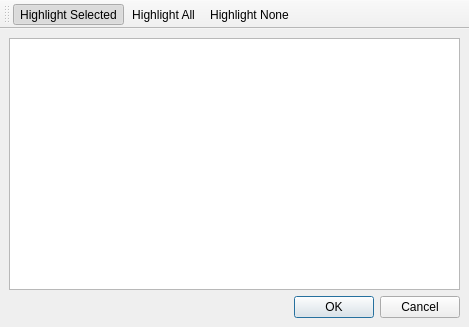
First picture: the form in src/Editor/WorldEditor/CPoiMapEditDialog.ui, repository AxioDL/PrimeWorldEditor, before the edit.
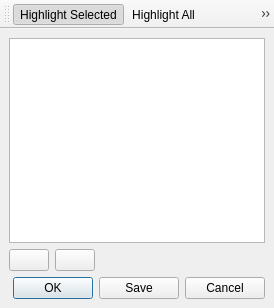
Second picture: the form after the edit. Icons and pictures are not drawn.

The edit to the form file:
```diff
--- a/src/Editor/WorldEditor/CPoiMapEditDialog.ui
+++ b/src/Editor/WorldEditor/CPoiMapEditDialog.ui
@@ -6,8 +6,8 @@
    <rect>
     <x>0</x>
     <y>0</y>
-    <width>469</width>
-    <height>327</height>
+    <width>274</width>
+    <height>308</height>
    </rect>
   </property>
   <property name="windowTitle">
@@ -28,10 +28,55 @@
       </property>
      </widget>
     </item>
+    <item>
+     <layout class="QHBoxLayout" name="horizontalLayout">
+      <item>
+       <widget class="QPushButton" name="AddMeshButton">
+        <property name="text">
+         <string/>
+        </property>
+        <property name="icon">
+         <iconset resource="../Icons.qrc">
+          <normaloff>:/icons/Plus.png</normaloff>:/icons/Plus.png</iconset>
+        </property>
+        <property name="checkable">
+         <bool>true</bool>
+        </property>
+       </widget>
+      </item>
+      <item>
+       <widget class="QPushButton" name="RemoveMeshButton">
+        <property name="text">
+         <string/>
+        </property>
+        <property name="icon">
+         <iconset resource="../Icons.qrc">
+          <normaloff>:/icons/Minus v2.png</normaloff>:/icons/Minus v2.png</iconset>
+        </property>
+        <property name="checkable">
+         <bool>true</bool>
+        </property>
+       </widget>
+      </item>
+      <item>
+       <spacer name="horizontalSpacer">
+        <property name="orientation">
+         <enum>Qt::Horizontal</enum>
+        </property>
+        <property name="sizeHint" stdset="0">
+         <size>
+          <width>40</width>
+          <height>20</height>
+         </size>
+        </property>
+       </spacer>
+      </item>
+     </layout>
+    </item>
     <item>
      <widget class="QDialogButtonBox" name="ButtonBox">
       <property name="standardButtons">
-       <set>QDialogButtonBox::Cancel|QDialogButtonBox::Ok</set>
+       <set>QDialogButtonBox::Cancel|QDialogButtonBox::Ok|QDialogButtonBox::Save</set>
       </property>
      </widget>
     </item>
```
Left out of the diff: 4 changed lines with no effect on the pictures.
